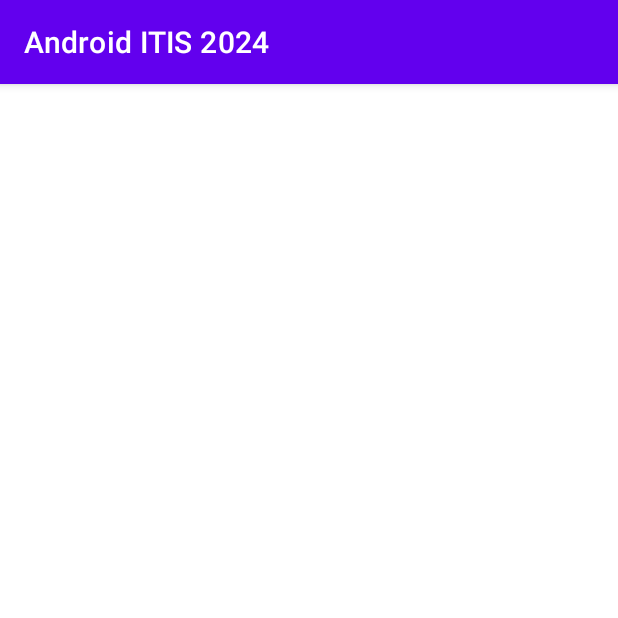
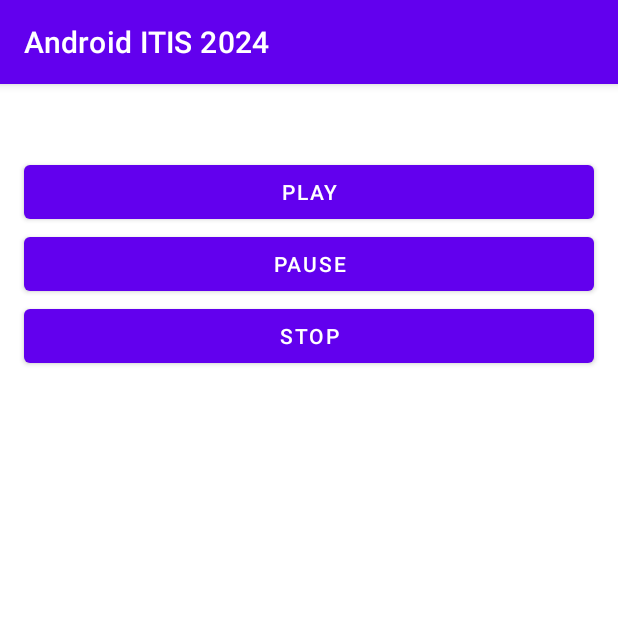
Before and after one commit to Adelya13/android_itis_2024, an Android app: the screen it shows after launch (FirstActivity), on a phone screen of 412 x 824 dp, the top half of it. Run offline under Robolectric (Android 15) with nearby library versions, the light colour scheme and no system bars; 3 statements that could not run were skipped.

Commit message:
added examples for Services

```diff
--- a/app/build.gradle.kts
+++ b/app/build.gradle.kts
@@ -1,6 +1,7 @@
 plugins {
     alias(libs.plugins.android.application)
     alias(libs.plugins.jetbrains.kotlin.android)
+    id("kotlin-parcelize")
 }
 
 android {
@@ -19,6 +20,7 @@
 
     buildFeatures {
         viewBinding = true
+        aidl = true
     }
 
     buildTypes {
--- a/app/src/main/java/com/example/androiditis2024/FirstActivity.kt
+++ b/app/src/main/java/com/example/androiditis2024/FirstActivity.kt
@@ -2,17 +2,39 @@
 
 
 import android.annotation.SuppressLint
+import android.app.Service
+import android.content.ComponentName
 import android.content.Intent
+import android.content.ServiceConnection
 import android.net.Uri
+import android.os.Build
 import android.os.Bundle
+import android.os.IBinder
+import android.os.Parcelable
 import android.util.Log
+import androidx.annotation.RequiresApi
 import androidx.appcompat.app.AppCompatActivity
+import com.example.androiditis2024.TestService.Companion.MEDIA_ACTIONS
 import com.example.androiditis2024.databinding.FirstActivityBinding
 
 class FirstActivity: AppCompatActivity() {
 
     private var binding: FirstActivityBinding? = null
 
+    private var binder: IMusicAidlInterface? = null
+
+    private val connection = object : ServiceConnection {
+        override fun onServiceConnected(p0: ComponentName?, p1: IBinder?) {
+            binder = IMusicAidlInterface.Stub.asInterface(p1)
+        }
+
+        override fun onServiceDisconnected(p0: ComponentName?) {
+            binder = null
+        }
+
+    }
+
+    @RequiresApi(Build.VERSION_CODES.O)
     @SuppressLint("QueryPermissionsNeeded")
     override fun onCreate(savedInstanceState: Bundle?) {
         super.onCreate(savedInstanceState)
@@ -21,6 +43,47 @@
         binding = FirstActivityBinding.inflate(layoutInflater).also {
             setContentView(it.root)
         }
+
+        binding?.let{
+            it.btnPlay.setOnClickListener{
+                binder?.printHello()
+                binder?.playMusic()
+//                bindService(
+//                  Intent(this, TestService::class.java).apply{
+//                    putExtra(MEDIA_ACTIONS, MediaActions.PLAY as Parcelable)
+//                  },
+//                    connection,
+//                    Service.BIND_AUTO_CREATE
+//                )
+
+//                startService(Intent(this, TestService::class.java).apply {
+//                    putExtra(MEDIA_ACTIONS, MediaActions.PLAY as Parcelable)
+//                }, )
+            }
+            it.btnStop.setOnClickListener{
+                binder?.setMusic(Song(
+                    raw = R.raw.test
+                ))
+//                startService(Intent(this, TestService::class.java).apply {
+//                    putExtra(MEDIA_ACTIONS, MediaActions.STOP as Parcelable)
+//                })
+            }
+
+            it.btnPause.setOnClickListener {
+                binder?.pauseMusic()
+            }
+        }
+    }
+
+    override fun onStart() {
+        super.onStart()
+        bindService(
+            Intent(this, TestService::class.java).apply{
+                putExtra(MEDIA_ACTIONS, MediaActions.PLAY as Parcelable)
+            },
+            connection,
+            Service.BIND_AUTO_CREATE
+        )
     }
 
     override fun onDestroy() {
--- /dev/null
+++ b/app/src/main/java/com/example/androiditis2024/MediaActions.kt
@@ -0,0 +1,9 @@
+package com.example.androiditis2024
+
+import android.os.Parcelable
+import kotlinx.parcelize.Parcelize
+
+@Parcelize
+enum class MediaActions(val key: Int): Parcelable {
+    PLAY(0), STOP(1), PAUSE(2)
+}
--- a/app/src/main/res/layout/first_activity.xml
+++ b/app/src/main/res/layout/first_activity.xml
@@ -1,8 +1,42 @@
 <?xml version="1.0" encoding="utf-8"?>
 <androidx.constraintlayout.widget.ConstraintLayout xmlns:android="http://schemas.android.com/apk/res/android"
+    xmlns:app="http://schemas.android.com/apk/res-auto"
     android:layout_width="match_parent"
     xmlns:tools="http://schemas.android.com/tools"
     android:orientation="vertical"
     android:layout_height="match_parent"
     tools:context=".FirstActivity">
+
+    <Button
+        android:id="@+id/btn_play"
+        android:layout_width="match_parent"
+        android:layout_height="wrap_content"
+        android:text="PLAY"
+        android:layout_marginHorizontal="16dp"
+        app:layout_constraintBottom_toTopOf="@+id/btn_stop"
+        app:layout_constraintEnd_toEndOf="parent"
+        app:layout_constraintStart_toStartOf="parent"
+        app:layout_constraintTop_toTopOf="parent" />
+
+    <Button
+        android:id="@+id/btn_pause"
+        android:layout_width="match_parent"
+        android:layout_height="wrap_content"
+        android:text="PAUSE"
+        android:layout_marginHorizontal="16dp"
+        app:layout_constraintEnd_toEndOf="parent"
+        app:layout_constraintStart_toStartOf="parent"
+        app:layout_constraintTop_toBottomOf="@id/btn_play" />
+
+    <Button
+        android:id="@+id/btn_stop"
+        android:layout_width="match_parent"
+        android:layout_height="wrap_content"
+        android:text="STOP"
+        android:layout_marginHorizontal="16dp"
+            app:layout_constraintEnd_toEndOf="parent"
+        app:layout_constraintStart_toStartOf="parent"
+        app:layout_constraintTop_toBottomOf="@id/btn_pause" />
+
+
 </androidx.constraintlayout.widget.ConstraintLayout>
```
Also changed, not shown: app/src/main/AndroidManifest.xml (+9 -13 lines), app/src/main/java/com/example/androiditis2024/Song.kt (added, +12 -0 lines), app/src/main/java/com/example/androiditis2024/TestService.kt (added, +130 -0 lines), app/src/main/aidl/com/example/androiditis2024/IMusicAidlInterface.aidl (added), 1 other file.
